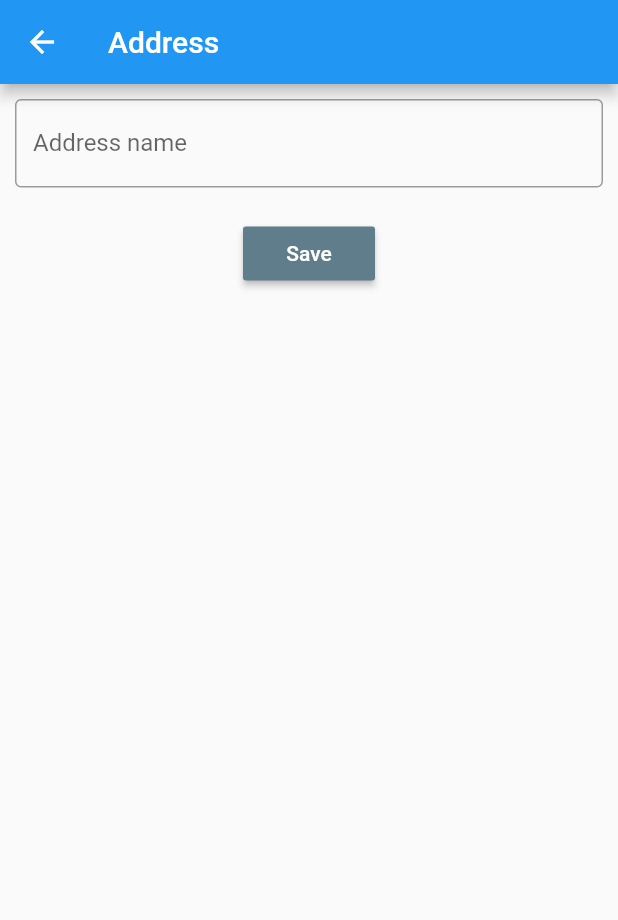
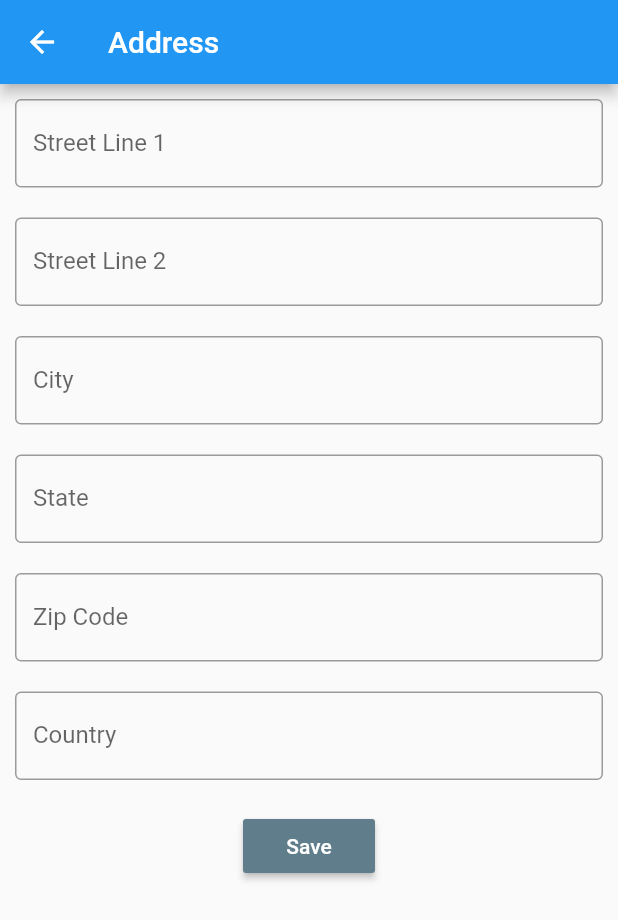
Before and after one commit to mahimajain15/Nutralike, a Flutter app: the AddAddressPage screen opened by its route, after a tap on "Save", on a phone screen of 412 x 824 dp. Shown: the top 920 px of the screen. Run offline on Flutter 3.47's test engine with Material 2 defaults, Android fonts, the phone set to English and light mode, and no system bars; our stand-ins replace sqflite; accounts and stored records are empty.

Commit message:
new changes

```diff
--- a/lib/data/address_operations.dart
+++ b/lib/data/address_operations.dart
@@ -7,6 +7,7 @@ class AddressOperations {
   createAddress(Address address) async {
     final db = await dbProvider.database;
     db.insert('address', address.toMap());
+    print('address inserted');
   }
   Future<List<Address>> getAllAddresses() async {
     final db = await dbProvider.database;
--- a/lib/data/person_operations.dart
+++ b/lib/data/person_operations.dart
@@ -11,6 +11,7 @@ class PersonOperations {
     final db = await dbProvider.database;
     db.insert('person', person.toMap());
     print('person inserted');
+    // db.rawQuery('SELECT * FROM person');
   }
 
   updatePerson(Person person) async {
@@ -18,7 +19,7 @@ class PersonOperations {
     db.update('person', person.toMap(),
         where: "personId=?", whereArgs: [person.id]);
     print('person updated');
-    print(person.address);
+    // print(person.);
   }
 
   deletePerson(Person person) async {
--- a/lib/models/address.dart
+++ b/lib/models/address.dart
@@ -1,20 +1,40 @@
 class Address {
   int id;
   String name;
+  String stl2;
+  String city;
+  String state;
+  String zip;
+  String country;
 
   Address({
     this.id,
     this.name,
+    this.stl2,
+    this.city,
+    this.state,
+    this.zip,
+    this.country,
   });
 
   Address.fromMap(dynamic obj) {
     this.id = obj['addressId'];
     this.name = obj['addressName'];
+    this.stl2 = obj['addressStl2'];
+    this.city = obj['addressCity'];
+    this.state = obj['addressState'];
+    this.zip = obj['addressZip'];
+    this.country = obj['addressCountry'];
   }
 
   Map<String, dynamic> toMap() {
     var map = <String, dynamic>{
       'addressName': name,
+      'addressStl2': stl2,
+      'addressCity': city,
+      'addressState': state,
+      'addressZip': zip,
+      'addressCountry': country,
     };
 
     return map;
--- a/lib/presentation/pages/add_address_page.dart
+++ b/lib/presentation/pages/add_address_page.dart
@@ -12,7 +12,11 @@ class AddAddressPage extends StatefulWidget {
 
 class _AddAddressPageState extends State<AddAddressPage> {
   final _addressController = TextEditingController();
-
+  final _stl2Controller = TextEditingController();
+  final _cityController = TextEditingController();
+  final _stateController = TextEditingController();
+  final _zipController = TextEditingController();
+  final _countryController = TextEditingController();
   AddressOperations addressOperations = AddressOperations();
 
   @override
@@ -38,7 +42,47 @@ class _AddAddressPageState extends State<AddAddressPage> {
               child: TextField(
                 controller: _addressController,
                 decoration: InputDecoration(
-                    border: OutlineInputBorder(), labelText: 'Address name'),
+                    border: OutlineInputBorder(), labelText: 'Street Line 1'),
+              ),
+            ),
+            Padding(
+              padding: const EdgeInsets.all(10.0),
+              child: TextField(
+                controller: _stl2Controller,
+                decoration: InputDecoration(
+                    border: OutlineInputBorder(), labelText: 'Street Line 2'),
+              ),
+            ),
+            Padding(
+              padding: const EdgeInsets.all(10.0),
+              child: TextField(
+                controller: _cityController,
+                decoration: InputDecoration(
+                    border: OutlineInputBorder(), labelText: 'City'),
+              ),
+            ),
+            Padding(
+              padding: const EdgeInsets.all(10.0),
+              child: TextField(
+                controller: _stateController,
+                decoration: InputDecoration(
+                    border: OutlineInputBorder(), labelText: 'State'),
+              ),
+            ),
+            Padding(
+              padding: const EdgeInsets.all(10.0),
+              child: TextField(
+                controller: _zipController,
+                decoration: InputDecoration(
+                    border: OutlineInputBorder(), labelText: 'Zip Code'),
+              ),
+            ),
+            Padding(
+              padding: const EdgeInsets.all(10.0),
+              child: TextField(
+                controller: _countryController,
+                decoration: InputDecoration(
+                    border: OutlineInputBorder(), labelText: 'Country'),
               ),
             ),
             Container(
@@ -49,10 +93,21 @@ class _AddAddressPageState extends State<AddAddressPage> {
                 color: Colors.blueGrey,
                 onPressed: (){
                   final address = Address(
-                      name: _addressController.text);
+                    name: _addressController.text,
+                    stl2: _stl2Controller.text,
+                    city: _cityController.text,
+                    state: _stateController.text,
+                    zip: _zipController.text,
+                    country: _countryController.text
+                  );
                   addressOperations.createAddress(address);
                   setState(() {
                     _addressController.clear();
+                    _stl2Controller.clear();
+                    _cityController.clear();
+                    _stateController.clear();
+                    _zipController.clear();
+                    _countryController.clear();
                   });
                 },
               ),
--- a/lib/presentation/widgets/addresses_dropdown.dart
+++ b/lib/presentation/widgets/addresses_dropdown.dart
@@ -27,7 +27,24 @@ class _AddressesDropDownState extends State<AddressesDropDown> {
         items: widget.addresses.map((address) {
           return DropdownMenuItem(
             value: address,
-            child: Text(address.name),
+            child: RichText(
+                text: TextSpan(
+                // text: address.name
+                style: DefaultTextStyle.of(context).style,
+                  children: <TextSpan>[
+                    TextSpan(text: address.name),
+                    TextSpan(text: ', '),
+                    TextSpan(text: address.stl2),
+                    TextSpan(text: ', '),
+                    TextSpan(text: address.city),
+                    TextSpan(text: ', '),
+                    TextSpan(text: address.state),
+                    TextSpan(text: ', '),
+                    TextSpan(text: address.zip),
+                    TextSpan(text: ', '),
+                    TextSpan(text: address.country),
+                  ]
+                ),)
           );
         }).toList(),
       onChanged: (Address value){
```
Also changed, not shown: lib/data/database.dart (+12 -7 lines), lib/presentation/pages/add_person_page.dart (+10 -4 lines).
